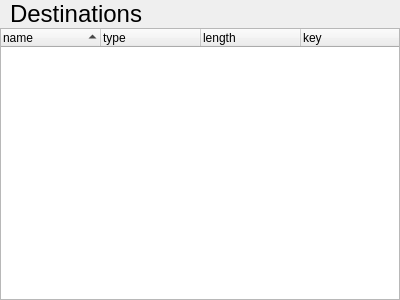
Above: signallist.ui from malloch/mapperGUI-qt before the change. Below: the same form after it.
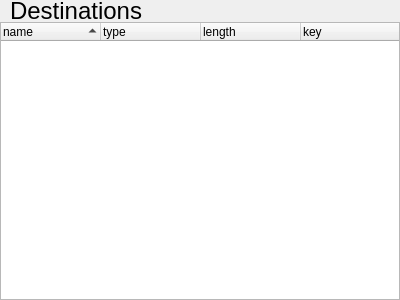
That is the form after the change. Custom widgets are drawn as their Qt base class.

Commit message: Added button for hiding unmapped signals in list view.

The edit to the form file:
```diff
--- a/signallist.ui
+++ b/signallist.ui
@@ -82,7 +82,13 @@
         <property name="minimumSize">
          <size>
           <width>120</width>
-          <height>0</height>
+          <height>22</height>
+         </size>
+        </property>
+        <property name="maximumSize">
+         <size>
+          <width>16777215</width>
+          <height>22</height>
          </size>
         </property>
         <property name="font">
@@ -99,7 +105,20 @@
        </widget>
       </item>
       <item>
-       <widget class="SignalSearchBar" name="searchBar" native="true"/>
+       <widget class="SignalSearchBar" name="searchBar" native="true">
+        <property name="minimumSize">
+         <size>
+          <width>0</width>
+          <height>22</height>
+         </size>
+        </property>
+        <property name="maximumSize">
+         <size>
+          <width>16777215</width>
+          <height>22</height>
+         </size>
+        </property>
+       </widget>
       </item>
      </layout>
     </widget>
```
The commit also changes 3 other files.
